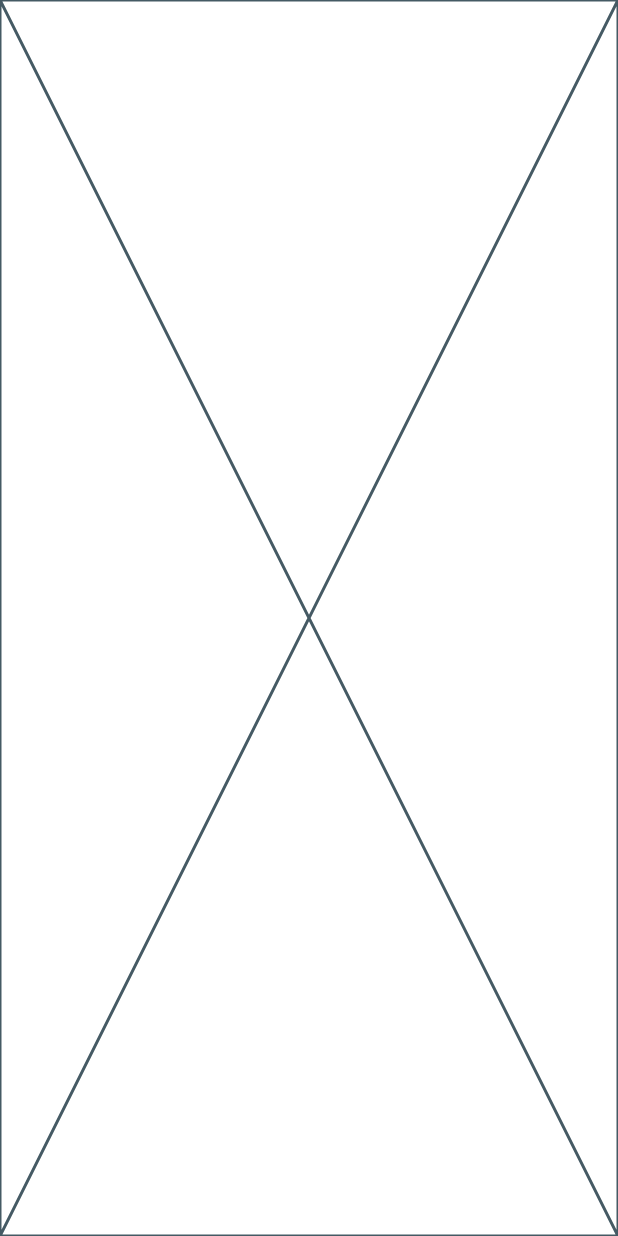
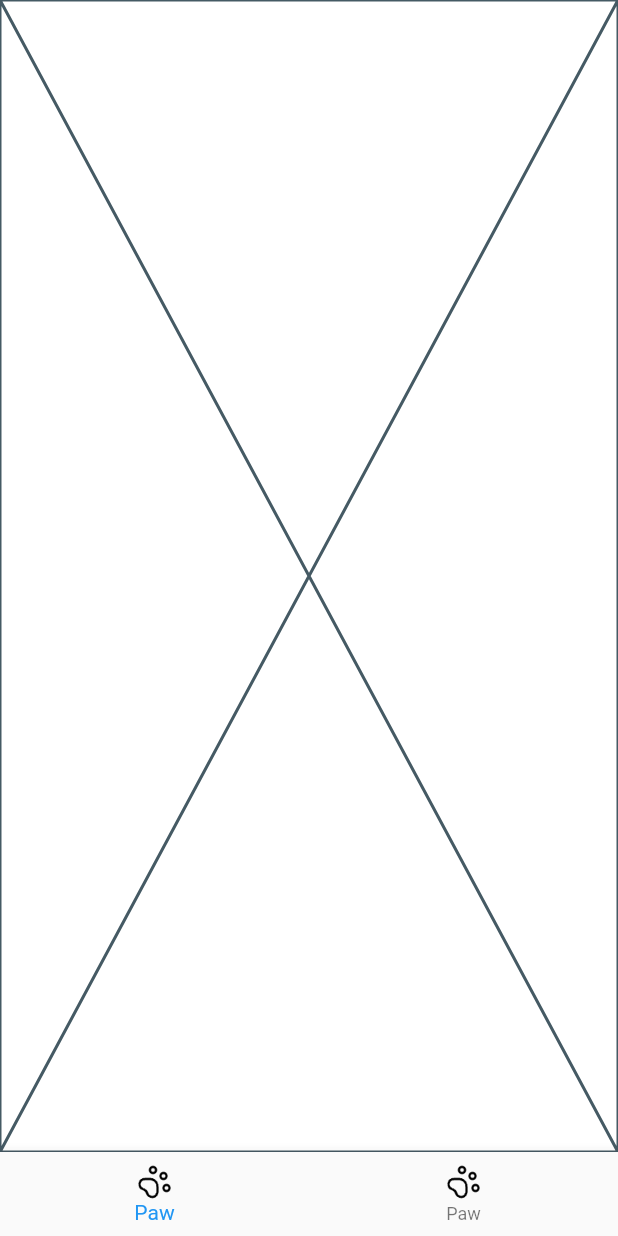
Before and after one commit to vasylieev/petshare, a Flutter app: the screen it shows after launch, on a phone screen of 412 x 824 dp. Run offline on Flutter 3.47's test engine with Material 3 defaults, Android fonts, the phone set to English and light mode, and no system bars; our stand-ins replace go_router.

Commit message:
Add navigation bar

```diff
--- a/lib/src/core/resources/themes.dart
+++ b/lib/src/core/resources/themes.dart
@@ -1,7 +1,9 @@
 import 'package:flutter/material.dart';
+import 'package:petshare/src/core/resources/app_colors.dart';
 
 sealed class AppThemes {
   static ThemeData lightTheme = ThemeData(
     useMaterial3: false,
+    scaffoldBackgroundColor: AppColors.white,
   );
 }
--- /dev/null
+++ b/lib/src/core/utils/app_icon.dart
@@ -0,0 +1,15 @@
+import 'package:flutter/material.dart';
+
+class AppIcon extends StatelessWidget {
+  const AppIcon(this.icon, {super.key});
+
+  final String icon;
+
+  @override
+  Widget build(BuildContext context) {
+    return Image.asset(
+      icon,
+      scale: 2,
+    );
+  }
+}
--- a/lib/src/features/dashboard/view/dashboard_screen.dart
+++ b/lib/src/features/dashboard/view/dashboard_screen.dart
@@ -1,10 +1,36 @@
 import 'package:flutter/material.dart';
+import 'package:petshare/src/features/dashboard/widgets/app_navigation_bar.dart';
+import 'package:petshare/src/features/home/view/home_screen.dart';
+import 'package:petshare/src/features/search/view/search_screen.dart';
 
-class DashboardScreen extends StatelessWidget {
+class DashboardScreen extends StatefulWidget {
   const DashboardScreen({super.key});
 
   @override
+  State<DashboardScreen> createState() => _DashboardScreenState();
+}
+
+class _DashboardScreenState extends State<DashboardScreen> {
+  int _currentIndex = 0;
+
+  final _pages = const [
+    HomeScreen(),
+    SearchScreen(),
+  ];
+
+  @override
   Widget build(BuildContext context) {
-    return const Placeholder();
+    return Scaffold(
+      bottomNavigationBar: AppNavigationBar(
+        onTap: (index) {
+          setState(() {
+            _currentIndex = index;
+          });
+        },
+      ),
+      body: Builder(
+        builder: (_) => _pages[_currentIndex]
+      )
+    );
   }
 }
--- /dev/null
+++ b/lib/src/features/dashboard/widgets/app_navigation_bar.dart
@@ -0,0 +1,42 @@
+import 'package:flutter/material.dart';
+import 'package:petshare/src/core/resources/app_icons.dart';
+import 'package:petshare/src/core/utils/app_icon.dart';
+
+class AppNavigationBar extends StatefulWidget {
+  const AppNavigationBar({
+    required this.onTap,
+    super.key,
+  });
+
+  final void Function(int) onTap;
+
+  @override
+  State<AppNavigationBar> createState() => _AppNavigationBarState();
+}
+
+class _AppNavigationBarState extends State<AppNavigationBar> {
+  int _currentIndex = 0;
+
+  @override
+  Widget build(BuildContext context) {
+    return BottomNavigationBar(
+      currentIndex: _currentIndex,
+      onTap: (index) {
+        setState(() {
+          _currentIndex = index;
+          widget.onTap(_currentIndex);
+        });
+      },
+      items: const [
+        BottomNavigationBarItem(
+          icon: AppIcon(AppIcons.paw),
+          label: 'Paw',
+        ),
+        BottomNavigationBarItem(
+          icon: AppIcon(AppIcons.paw),
+          label: 'Paw',
+        ),
+      ],
+    );
+  }
+}
--- /dev/null
+++ b/lib/src/features/search/view/search_screen.dart
@@ -0,0 +1,10 @@
+import 'package:flutter/material.dart';
+
+class SearchScreen extends StatelessWidget {
+  const SearchScreen({super.key});
+
+  @override
+  Widget build(BuildContext context) {
+    return const Text('search');
+  }
+}
```
